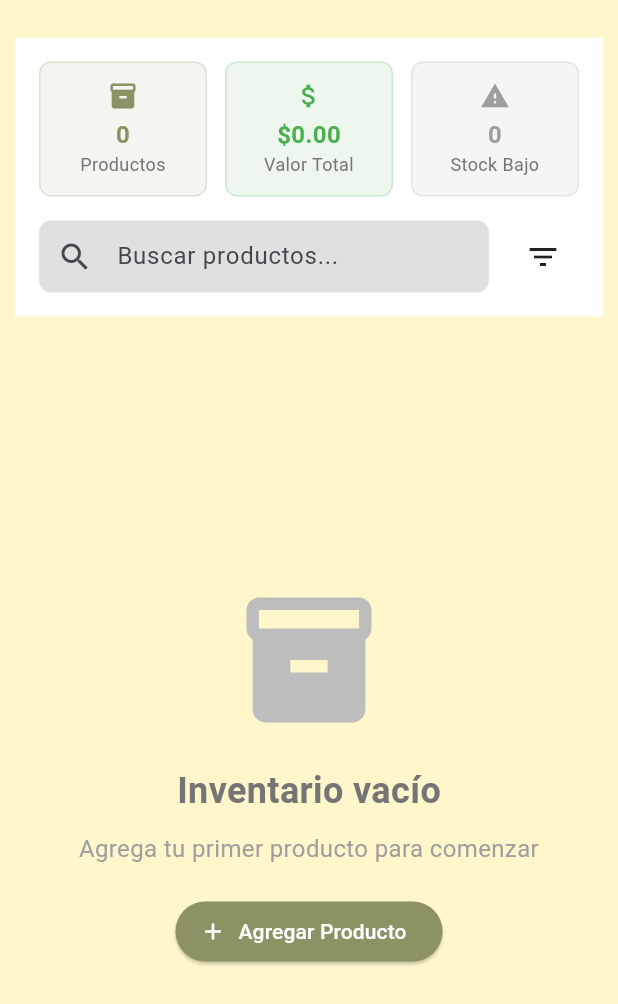
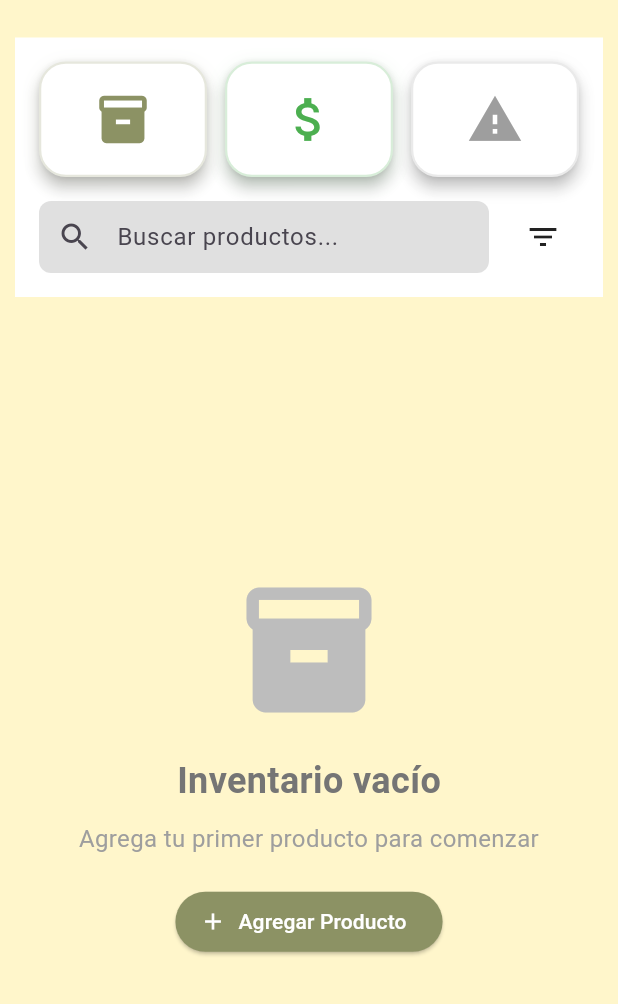
Before and after one commit to SKANL/flutter-store, a Flutter app: the StoreInventoryScreen widget shown alone on an empty page, opened directly, on a phone screen of 412 x 824 dp. Shown: the top 1004 px of the screen. Run offline on Flutter 3.47's test engine with Material 3 defaults, Android fonts, the phone set to English and light mode, and no system bars; our stand-ins replace barcode_widget, permission_handler; missing offline and left inert: mobile_scanner; network calls fail.

Commit message:
screen inventario, mejora de UX

```diff
--- a/lib/screens/store_inventory_screen.dart
+++ b/lib/screens/store_inventory_screen.dart
@@ -11,26 +11,23 @@ class StoreInventoryScreen extends StatefulWidget {
 
   @override
   State<StoreInventoryScreen> createState() => _StoreInventoryScreenState();
+// ...existing code...
 }
 
 class _StoreInventoryScreenState extends State<StoreInventoryScreen> {
   bool _isDeleting = false;
   final TextEditingController _searchController = TextEditingController();
-
+  int? _statRevealedIndex;
   // Cache para widgets reutilizables
   static const Key _refreshIndicatorKey = Key('inventory_refresh_indicator');
 
   @override
   void initState() {
     super.initState();
-
-    // Optimizar listener de búsqueda para usar debouncing del estado
     _searchController.addListener(() {
       final state = InventoryProvider.of(context);
       state?.setSearchQuery(_searchController.text);
     });
-
-    // Cargar productos al inicializar la pantalla
     WidgetsBinding.instance.addPostFrameCallback((_) {
       final state = InventoryProvider.of(context);
       if (state != null && state.products.isEmpty) {
@@ -98,44 +95,64 @@ class _StoreInventoryScreenState extends State<StoreInventoryScreen> {
         padding: const EdgeInsets.all(16),
         child: Column(
           children: [
-            // Estadísticas rápidas
             InventoryBuilder(
               builder: (context, state) {
-                return Row(
-                  children: [
-                    Expanded(
-                      child: _buildStatCard(
-                        'Productos',
-                        '${state.totalProducts}',
-                        Icons.inventory_2,
-                        AppColors.primary,
+                final stats = [
+                  {
+                    'title': 'Productos',
+                    'value': '${state.totalProducts}',
+                    'icon': Icons.inventory_2,
+                    'color': AppColors.primary,
+                  },
+                  {
+                    'title': 'Valor Total',
+                    'value': '\$${state.totalInventoryValue.toStringAsFixed(2)}',
+                    'icon': Icons.attach_money,
+                    'color': Colors.green,
+                  },
+                  {
+                    'title': 'Stock Bajo',
+                    'value': '${state.lowStockProducts.length}',
+                    'icon': Icons.warning,
+                    'color': state.lowStockProducts.isNotEmpty ? Colors.red : Colors.grey,
+                  },
+                ];
+                if (_statRevealedIndex != null) {
+                  final i = _statRevealedIndex!;
+                  return AnimatedSwitcher(
+                    duration: const Duration(milliseconds: 350),
+                    child: SizedBox(
+                      key: ValueKey('stat-revealed-$i'),
+                      width: double.infinity,
+                      child: _buildRevealStatCard(
+                        stats[i]['title'] as String,
+                        stats[i]['value'] as String,
+                        stats[i]['icon'] as IconData,
+                        stats[i]['color'] as Color,
+                        i,
+                        isFullWidth: true,
                       ),
                     ),
-                    const SizedBox(width: 12),
+                  );
+                } else {
+                  return Row(
+                    children: List.generate(stats.length, (i) =>
                       Expanded(
-                      child: _buildStatCard(
-                        'Valor Total',
-                        '\$${state.totalInventoryValue.toStringAsFixed(2)}',
-                        Icons.attach_money,
-                        Colors.green,
+                        child: _buildRevealStatCard(
+                          stats[i]['title'] as String,
+                          stats[i]['value'] as String,
+                          stats[i]['icon'] as IconData,
+                          stats[i]['color'] as Color,
+                          i,
+                          isFullWidth: false,
                         ),
                       ),
-                    const SizedBox(width: 12),
-                    Expanded(
-                      child: _buildStatCard(
-                        'Stock Bajo',
-                        '${state.lowStockProducts.length}',
-                        Icons.warning,
-                        state.lowStockProducts.isNotEmpty ? Colors.red : Colors.grey,
-                      ),
-                    ),
-                  ],
+                    ).expand((w) => [w, if (w != stats.last) const SizedBox(width: 12)]).toList()..removeLast(),
                   );
+                }
               },
             ),
-
             const SizedBox(height: 16),
-
             // Barra de búsqueda y filtros
             Row(
               children: [
@@ -150,7 +167,6 @@ class _StoreInventoryScreenState extends State<StoreInventoryScreen> {
                               icon: const Icon(Icons.clear),
                               onPressed: () {
                                 _searchController.clear();
-                                // El listener ya maneja el setSearchQuery automáticamente
                               },
                             )
                           : null,
@@ -168,7 +184,6 @@ class _StoreInventoryScreenState extends State<StoreInventoryScreen> {
                   ),
                 ),
                 const SizedBox(width: 12),
-                // Botón de filtros por categoría
                 InventoryBuilder(
                   builder: (context, state) {
                     return PopupMenuButton<String?>(
@@ -179,16 +194,14 @@ class _StoreInventoryScreenState extends State<StoreInventoryScreen> {
                       },
                       itemBuilder: (context) {
                         return [
-                          const PopupMenuItem<String?>(
+                          PopupMenuItem<String?>(
                             value: null,
-                            child: Text('Todas las categorías'),
+                            child: const Text('Todas las categorías'),
                           ),
-                          ...state.categories.map((category) {
-                            return PopupMenuItem<String>(
-                              value: category,
-                              child: Text(category),
-                            );
-                          }),
+                          ...state.categorias.map((cat) => PopupMenuItem<String?>(
+                            value: cat.nombre,
+                            child: Text(cat.nombre),
+                          )),
                         ];
                       },
                     );
@@ -224,33 +237,100 @@ class _StoreInventoryScreenState extends State<StoreInventoryScreen> {
     );
   }
 
-  Widget _buildStatCard(String title, String value, IconData icon, Color color) {
-    return Container(
-      padding: const EdgeInsets.all(12),
+  Widget _buildRevealStatCard(String title, String value, IconData icon, Color color, int index, {required bool isFullWidth}) {
+    final isRevealed = _statRevealedIndex == index;
+    return Material(
+      elevation: 4,
+      borderRadius: BorderRadius.circular(18),
+      color: Colors.transparent,
+      child: InkWell(
+        borderRadius: BorderRadius.circular(18),
+        splashColor: color.withOpacity(0.10),
+        onTap: () {
+          setState(() {
+            _statRevealedIndex = isRevealed ? null : index;
+          });
+          if (!isRevealed) {
+            Future.delayed(const Duration(seconds: 3), () {
+              if (mounted && _statRevealedIndex == index) {
+                setState(() {
+                  _statRevealedIndex = null;
+                });
+              }
+            });
+          }
+        },
+        child: AnimatedSwitcher(
+          duration: const Duration(milliseconds: 350),
+          transitionBuilder: (child, anim) => ScaleTransition(scale: anim, child: child),
+          child: isRevealed
+              ? Container(
+                  key: ValueKey('value$index'),
+                  width: isFullWidth ? double.infinity : null,
+                  padding: EdgeInsets.symmetric(vertical: isFullWidth ? 24 : 18, horizontal: isFullWidth ? 32 : 16),
                   decoration: BoxDecoration(
-        color: color.withValues(alpha: 0.1),
-        borderRadius: BorderRadius.circular(8),
-        border: Border.all(color: color.withValues(alpha: 0.2)),
+                    color: Colors.white,
+                    borderRadius: BorderRadius.circular(18),
+                    boxShadow: [
+                      BoxShadow(
+                        color: color.withOpacity(0.13),
+                        blurRadius: 10,
+                        offset: const Offset(0, 3),
                       ),
+                    ],
+                    border: Border.all(color: color.withOpacity(0.22), width: 1.5),
+                  ),
+                  child: Center(
                     child: Column(
+                      mainAxisSize: MainAxisSize.min,
                       children: [
-          Icon(icon, color: color, size: 20),
-          const SizedBox(height: 4),
                         Text(
                           value,
-            style: AppTextStyles.description.copyWith(
+                          style: TextStyle(
+                            color: Colors.black87,
+                            fontWeight: FontWeight.w900,
+                            fontSize: isFullWidth ? 38 : 28,
+                            letterSpacing: 0.5,
+                          ),
+                          maxLines: 2,
+                          overflow: TextOverflow.ellipsis,
+                        ),
+                        const SizedBox(height: 8),
+                        Text(
+                          title,
+                          style: TextStyle(
                             color: color,
                             fontWeight: FontWeight.bold,
+                            fontSize: isFullWidth ? 24 : 18,
+                            letterSpacing: 0.2,
+                          ),
+                          maxLines: 2,
+                          overflow: TextOverflow.ellipsis,
+                        ),
+                      ],
                     ),
                   ),
-          Text(
-            title,
-            style: AppTextStyles.small.copyWith(
-              color: Colors.grey.shade600,
-            ),
-            textAlign: TextAlign.center,
+                )
+              : Container(
+                  key: ValueKey('icon$index'),
+                  padding: const EdgeInsets.symmetric(vertical: 18, horizontal: 16),
+                  decoration: BoxDecoration(
+                    color: Colors.white,
+                    borderRadius: BorderRadius.circular(18),
+                    boxShadow: [
+                      BoxShadow(
+                        color: color.withOpacity(0.13),
+                        blurRadius: 10,
+                        offset: const Offset(0, 3),
                       ),
                     ],
+                    border: Border.all(color: color.withOpacity(0.22), width: 1.5),
+                  ),
+                  child: Center(
+                    child: Icon(icon, color: color, size: 38),
+                  ),
+                ),
+        ),
       ),
     );
   }
```
Lines whose indentation alone changed are shown as unchanged.
